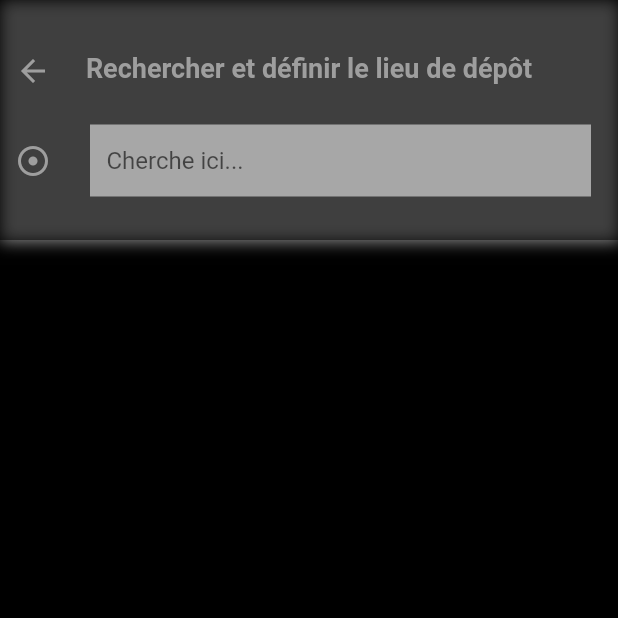
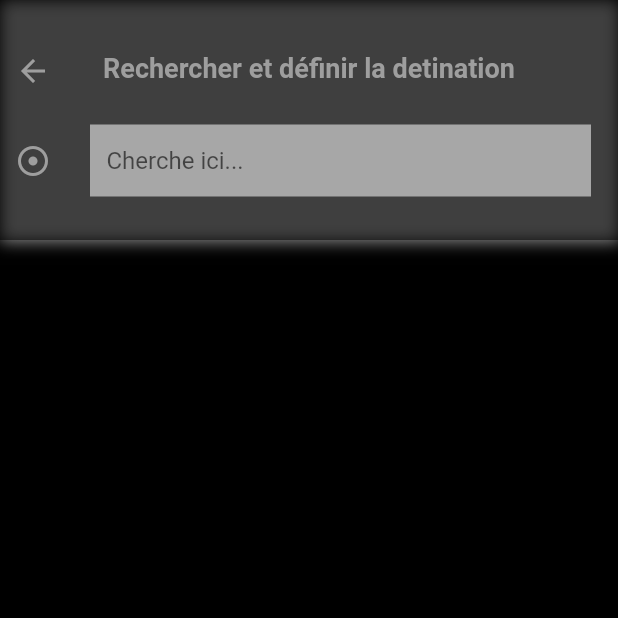
Before and after one commit to dialloibrahimakhaliloulaye/kaay_livrer, a Flutter app: the SearchPlacesScreen screen opened directly, on a phone screen of 412 x 824 dp, the top half of it. Run offline on Flutter 3.47's test engine with Material 2 defaults, Android fonts, the phone set to English and light mode, and no system bars; our stand-ins replace animated_text_kit, firebase_auth, firebase_core, firebase_database, fluttertoast, geolocator and 2 more; missing offline and left inert: flutter_geofire, flutter_polyline_points; accounts and stored records are empty.

Commit message:
some adjustments

```diff
--- a/lib/authentication/login_screen.dart
+++ b/lib/authentication/login_screen.dart
@@ -1,4 +1,3 @@
-
 import 'package:firebase_auth/firebase_auth.dart';
 import 'package:firebase_database/firebase_database.dart';
 import 'package:flutter/material.dart';
--- a/lib/main.dart
+++ b/lib/main.dart
@@ -1,5 +1,3 @@
-//import 'dart:js';
-
 import 'package:firebase_core/firebase_core.dart';
 import 'package:flutter/material.dart';
 import 'package:kaay_livrer/infoHandler/app_info.dart';
--- a/lib/mainScreens/search_places_screen.dart
+++ b/lib/mainScreens/search_places_screen.dart
@@ -93,7 +93,7 @@ class _SearchPlacesScreenState extends State<SearchPlacesScreen>
 
                       const Center(
                         child: Text(
-                          "Rechercher et définir le lieu de dépôt",
+                          "Rechercher et définir la detination",
                           style: TextStyle(
                             fontSize: 18.0,
                             color: Colors.grey,
--- a/lib/splashScreen/splash_screen.dart
+++ b/lib/splashScreen/splash_screen.dart
@@ -25,7 +25,7 @@ class _MySplashScreenState extends State<MySplashScreen>
   {
     fAuth.currentUser != null ? AssistantMethods.readCurrentOnlineUserInfo() : null;
 
-    Timer(const Duration(seconds: 5), () async
+    Timer(const Duration(seconds: 2), () async
     {
       if(await fAuth.currentUser != null)
       {
```
Also changed, not shown: lib/mainScreens/main_screen.dart (+5 -3 lines).
